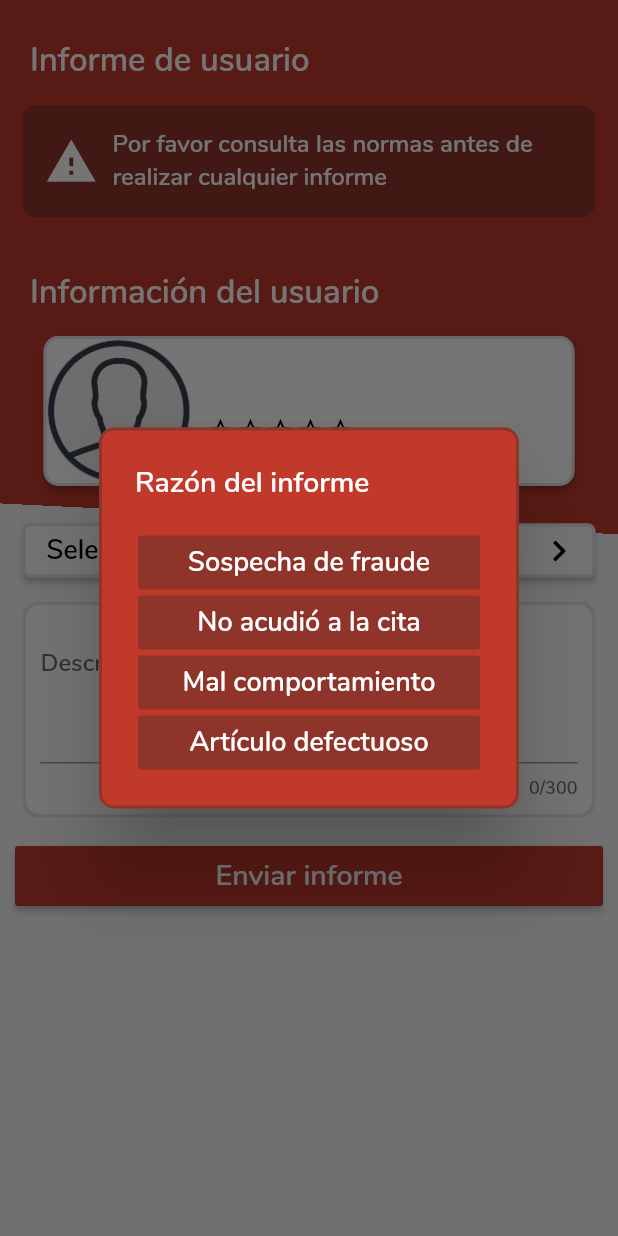
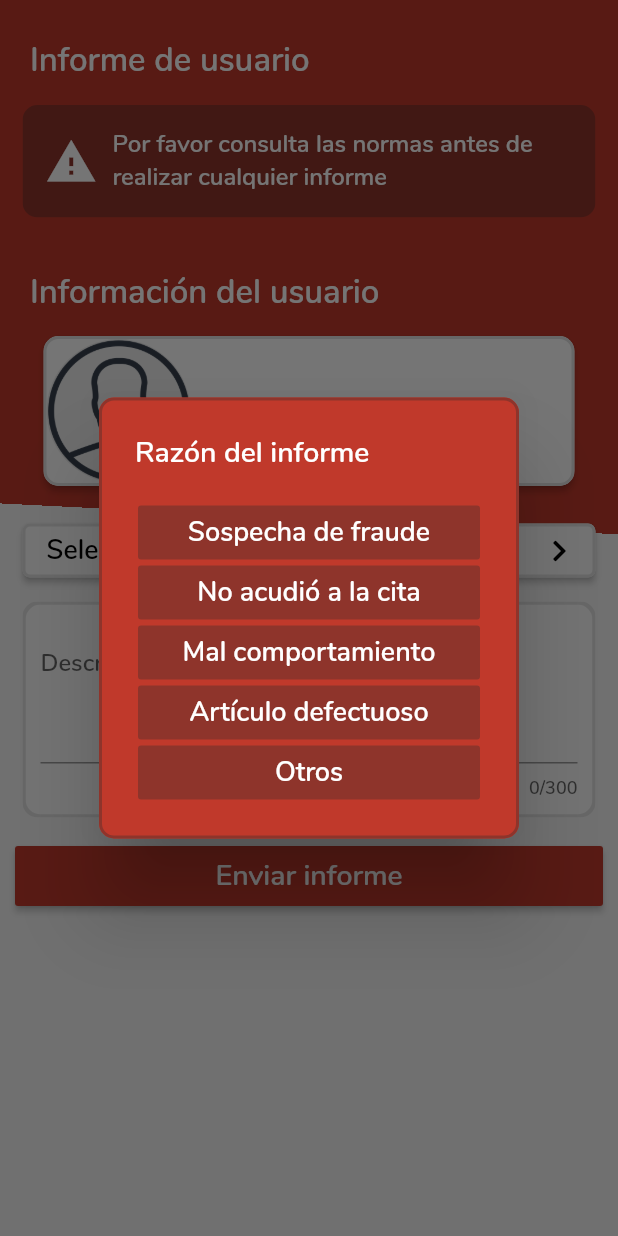
Before and after one commit to unizar-30226-2019-07/Loop, a Flutter app: the ReportUser screen opened directly with empty values, after a tap on "Selecciona una razón...", on a phone screen of 412 x 824 dp. Run offline on Flutter 3.47's test engine with Material 2 defaults, Android fonts, the phone set to English and light mode, and no system bars; our stand-ins replace carousel_pro, cloud_firestore, flutter_secure_storage, flutter_slidable, flutter_speed_dial, font_awesome_flutter and 4 more; missing offline and left inert: flutter_range_slider, flutter_statusbarcolor, geocoder; accounts and stored records are empty; project files that could hold a hidden picture were left out.

Commit message:
Razón 'Otros' al reportar usuario

```diff
--- a/lib/screens/users/report_user.dart
+++ b/lib/screens/users/report_user.dart
@@ -54,7 +54,8 @@ class _ReportUserState extends State<ReportUser> {
     'Sospecha de fraude',
     'No acudió a la cita',
     'Mal comportamiento',
-    'Artículo defectuoso'
+    'Artículo defectuoso',
+    'Otros'
   ];
   // ID razón seleccionada para el reporte
   int _selectedReason;
```
